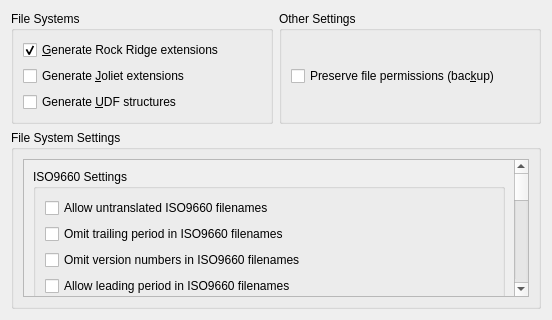
The window that src/projects/base_k3badvanceddataimagesettings.ui (KDE/k3b) describes before a commit, drawn with Qt 5.
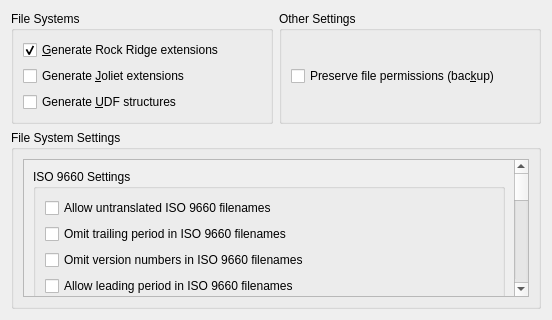
The same window after the commit.

The edit to the form file:
```diff
--- a/src/projects/base_k3badvanceddataimagesettings.ui
+++ b/src/projects/base_k3badvanceddataimagesettings.ui
@@ -31,7 +31,7 @@
           <item>
            <widget class="QGroupBox" name="m_groupIsoSettings">
             <property name="title">
-             <string>ISO9660 Settings</string>
+             <string>ISO 9660 Settings</string>
             </property>
             <property name="checked">
              <bool>false</bool>
@@ -43,28 +43,28 @@
                 <string>Force all options below</string>
                </property>
                <property name="text">
-                <string>Allow untranslated ISO9660 filenames</string>
+                <string>Allow untranslated ISO 9660 filenames</string>
                </property>
               </widget>
              </item>
              <item>
               <widget class="QCheckBox" name="m_checkOmitTrailingPeriod">
                <property name="text">
-                <string>Omit trailing period in ISO9660 filenames</string>
+                <string>Omit trailing period in ISO 9660 filenames</string>
                </property>
               </widget>
              </item>
              <item>
               <widget class="QCheckBox" name="m_checkOmitVersionNumbers">
                <property name="text">
-                <string>Omit version numbers in ISO9660 filenames</string>
+                <string>Omit version numbers in ISO 9660 filenames</string>
                </property>
               </widget>
              </item>
              <item>
               <widget class="QCheckBox" name="m_checkAllowBeginningPeriod">
                <property name="text">
-                <string>Allow leading period in ISO9660 filenames</string>
+                <string>Allow leading period in ISO 9660 filenames</string>
                </property>
               </widget>
              </item>
```
Left out of the diff: 30 changed lines with no effect on the pictures.
